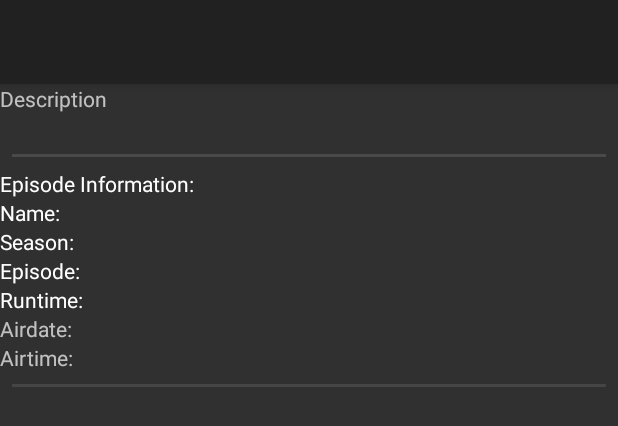
After one commit to mnm135/ShowsManager, an Android app: the layout fragment_episode_details.xml on its own in the app's theme, with its tools: preview values and no code run, on a phone screen of 412 x 824 dp. The commit adds this screen. Shown: the top 426 px of the screen. Run offline under Robolectric (Android 15) with nearby library versions, the phone set to English and light mode, and no system bars.

Commit message:
adding episodeDetails fragment

```diff
--- /dev/null
+++ b/app/src/main/res/layout/fragment_episode_details.xml
@@ -0,0 +1,234 @@
+<?xml version="1.0" encoding="utf-8"?>
+<android.support.design.widget.CoordinatorLayout xmlns:android="http://schemas.android.com/apk/res/android"
+    xmlns:app="http://schemas.android.com/apk/res-auto"
+    xmlns:tools="http://schemas.android.com/tools"
+    android:layout_width="match_parent"
+    android:layout_height="match_parent">
+
+    <android.support.design.widget.AppBarLayout
+        android:id="@+id/cardInfo_appbar"
+        android:layout_width="match_parent"
+        android:layout_height="wrap_content"
+        android:theme="@style/ThemeOverlay.AppCompat.Dark.ActionBar">
+
+        <android.support.design.widget.CollapsingToolbarLayout
+            android:id="@+id/collapsing_toolbar"
+            android:layout_width="match_parent"
+            android:layout_height="match_parent"
+            android:fitsSystemWindows="true"
+            app:contentScrim="?attr/colorPrimary"
+            app:expandedTitleMarginEnd="64dp"
+            app:expandedTitleMarginStart="48dp"
+            app:layout_scrollFlags="scroll|exitUntilCollapsed">
+
+            <ImageView
+                android:id="@+id/image_toolbar"
+                android:layout_width="match_parent"
+                android:layout_height="match_parent"
+                android:fitsSystemWindows="true"
+                android:scaleType="centerCrop"
+                app:elevation="0dp"
+                app:layout_collapseMode="parallax" />
+
+
+            <android.support.v7.widget.Toolbar
+                android:id="@+id/toolbar"
+                android:layout_width="match_parent"
+                android:layout_height="?attr/actionBarSize"
+                android:background="@color/colorPrimary"
+
+                app:layout_collapseMode="parallax"
+                app:layout_scrollFlags="scroll|enterAlways"
+                app:popupTheme="@style/ThemeOverlay.AppCompat"
+                />
+        </android.support.design.widget.CollapsingToolbarLayout>
+    </android.support.design.widget.AppBarLayout>
+
+
+    <android.support.v4.widget.NestedScrollView xmlns:android="http://schemas.android.com/apk/res/android"
+        xmlns:tools="http://schemas.android.com/tools"
+        android:layout_width="match_parent"
+        android:layout_height="match_parent"
+        android:layout_gravity="top"
+        android:layout_marginBottom="10dp"
+        android:orientation="vertical"
+        app:layout_behavior="@string/appbar_scrolling_view_behavior"
+        tools:context="com.example.emil.showsmanager.Fragments.SearchResultMoreDetails"
+
+        >
+
+        <LinearLayout
+            android:layout_width="match_parent"
+            android:layout_height="wrap_content"
+            android:orientation="vertical">
+
+
+
+
+
+
+
+            <LinearLayout
+                android:layout_width="match_parent"
+                android:layout_height="wrap_content"
+                android:orientation="vertical">
+
+                <TextView
+                    android:layout_width="match_parent"
+                    android:layout_height="wrap_content"
+                    android:text="Description" />
+
+                <LinearLayout
+                    android:layout_width="wrap_content"
+                    android:layout_height="match_parent"
+                    android:orientation="horizontal">
+
+                    <TextView
+                        android:id="@+id/episode_description"
+                        android:layout_width="match_parent"
+                        android:layout_height="wrap_content" />
+
+
+
+                </LinearLayout>
+
+            </LinearLayout>
+
+
+            <View
+                android:layout_width="match_parent"
+                android:layout_height="2dp"
+                android:layout_margin="8dp"
+                android:background="#1FFFFFFF" />
+
+            <LinearLayout
+                android:layout_width="match_parent"
+                android:layout_height="wrap_content"
+                android:orientation="vertical">
+
+
+                <TextView
+                    android:layout_width="wrap_content"
+                    android:layout_height="wrap_content"
+                    android:text="Episode Information:"
+                    android:textColor="@color/primaryText" />
+
+                <LinearLayout
+                    android:layout_width="match_parent"
+                    android:layout_height="wrap_content"
+                    android:orientation="horizontal">
+
+
+                    <TextView
+                        android:layout_width="wrap_content"
+                        android:layout_height="wrap_content"
+                        android:text="Name: "
+                        android:textColor="@color/primaryText" />
+
+                    <TextView
+                        android:id="@+id/episode_name"
+                        android:layout_width="wrap_content"
+                        android:layout_height="wrap_content" />
+                </LinearLayout>
+
+                <LinearLayout
+                    android:layout_width="match_parent"
+                    android:layout_height="wrap_content"
+                    android:orientation="horizontal">
+
+
+                    <TextView
+                        android:layout_width="wrap_content"
+                        android:layout_height="wrap_content"
+                        android:text="Season: "
+                        android:textColor="@color/primaryText" />
+
+                    <TextView
+                        android:id="@+id/episode_season"
+                        android:layout_width="wrap_content"
+                        android:layout_height="wrap_content" />
+                </LinearLayout>
+
+                <LinearLayout
+                    android:layout_width="match_parent"
+                    android:layout_height="wrap_content"
+                    android:orientation="horizontal">
+
+
+                    <TextView
+                        android:layout_width="wrap_content"
+                        android:layout_height="wrap_content"
+                        android:text="Episode: "
+                        android:textColor="@color/primaryText" />
+
+                    <TextView
+                        android:id="@+id/episode_number"
+                        android:layout_width="wrap_content"
+                        android:layout_height="wrap_content" />
+                </LinearLayout>
+
+                <LinearLayout
+                    android:layout_width="match_parent"
+                    android:layout_height="wrap_content"
+                    android:orientation="horizontal">
+
+
+                    <TextView
+                        android:layout_width="wrap_content"
+                        android:layout_height="wrap_content"
+                        android:text="Runtime: "
+                        android:textColor="@color/primaryText" />
+
+                    <TextView
+                        android:id="@+id/episode_runtime"
+                        android:layout_width="wrap_content"
+                        android:layout_height="wrap_content"
+                        android:textColor="@color/secondaryText" />
+                </LinearLayout>
+
+                <LinearLayout
+                    android:layout_width="match_parent"
+                    android:layout_height="wrap_content"
+                    android:orientation="horizontal">
+
+
+                    <TextView
+                        android:layout_width="wrap_content"
+                        android:layout_height="wrap_content"
+                        android:text="Airdate: " />
+
+                    <TextView
+                        android:id="@+id/episode_airdate"
+                        android:layout_width="wrap_content"
+                        android:layout_height="wrap_content" />
+                </LinearLayout>
+
+                <LinearLayout
+                    android:layout_width="match_parent"
+                    android:layout_height="wrap_content"
+                    android:orientation="horizontal">
+
+
+                    <TextView
+                        android:layout_width="wrap_content"
+                        android:layout_height="wrap_content"
+                        android:text="Airtime: " />
+
+                    <TextView
+                        android:id="@+id/episode_airtime"
+                        android:layout_width="wrap_content"
+                        android:layout_height="wrap_content" />
+                </LinearLayout>
+
+            </LinearLayout>
+
+            <View
+                android:layout_width="match_parent"
+                android:layout_height="2dp"
+                android:layout_margin="8dp"
+                android:background="#1AFFFFFF" />
+
+
+        </LinearLayout>
+    </android.support.v4.widget.NestedScrollView>
+</android.support.design.widget.CoordinatorLayout>
```
Also changed, not shown: app/src/main/java/com/example/emil/showsmanager/Fragments/NextEpisodeDetailsFragment.java (+48 -19 lines), app/src/main/java/com/example/emil/showsmanager/Fragments/SearchResultMoreDetails.java (+9 -7 lines), app/src/main/java/com/example/emil/showsmanager/models/CastAndNextEpisode/EpisodeResponse.java (added, +136 -0 lines), app/src/main/java/com/example/emil/showsmanager/rest/EpisodeEndPoints.java (renamed from app/src/main/java/com/example/emil/showsmanager/rest/NextEpisodeEndPoints.java, +4 -4 lines), app/src/main/res/layout/fragment_next_episode_details.xml (deleted, +0 -13 lines).
